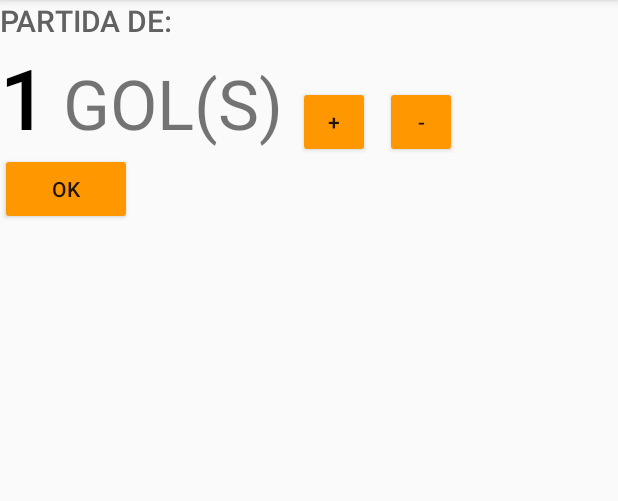
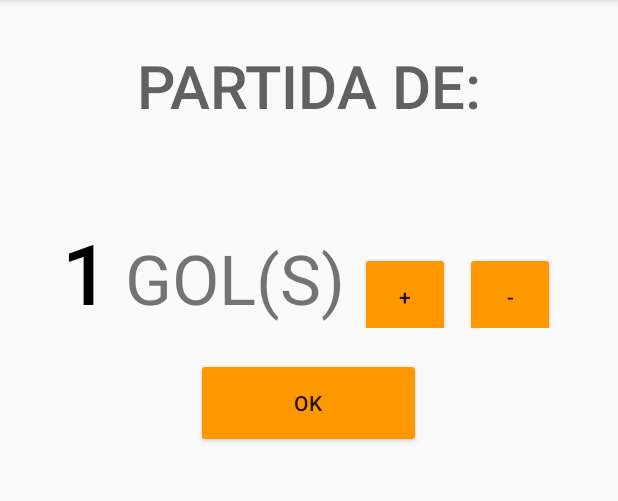
Before and after one commit to hugomaatheus/CourtCounter, an Android app: the SetFutActivity screen opened directly, with no data from a screen before it, on a phone screen of 412 x 824 dp, the part 84-585 px from its top. Run offline under Robolectric (Android 15) with nearby library versions, the phone set to English and light mode, and no system bars.

Commit message:
mais att

```diff
--- a/app/src/main/res/layout/activity_set_fut.xml
+++ b/app/src/main/res/layout/activity_set_fut.xml
@@ -1,6 +1,5 @@
 <?xml version="1.0" encoding="utf-8"?>
 <LinearLayout xmlns:android="http://schemas.android.com/apk/res/android"
-    xmlns:app="http://schemas.android.com/apk/res-auto"
     xmlns:tools="http://schemas.android.com/tools"
     android:layout_width="match_parent"
     android:layout_height="match_parent"
@@ -10,16 +9,20 @@
     <TextView
         android:layout_width="wrap_content"
         android:layout_height="wrap_content"
+        android:layout_gravity="center"
+        android:layout_marginTop="30dp"
         android:text="Partida de:"
         android:textAllCaps="true"
-        android:textSize="20dp"
+        android:textSize="40dp"
         android:textColor="#616161"
         android:fontFamily="sans-serif-medium"/>
 
     <LinearLayout
         android:layout_width="wrap_content"
         android:layout_height="wrap_content"
-        android:orientation="horizontal">
+        android:layout_gravity="center"
+        android:orientation="horizontal"
+        android:layout_marginTop="60dp">
 
         <TextView
             android:id="@+id/game_score"
@@ -39,22 +42,24 @@
             android:textSize="46sp"/>
 
         <Button
-            android:layout_width="48dp"
-            android:layout_height="48dp"
+            android:layout_width="60dp"
+            android:layout_height="60dp"
             android:layout_marginRight="10dp"
             android:text="+"
             android:onClick="scorePlusPlus"/>
 
         <Button
-            android:layout_width="48dp"
-            android:layout_height="48dp"
+            android:layout_width="60dp"
+            android:layout_height="60dp"
             android:text="-"
             android:onClick="scoreSubcract"/>
     </LinearLayout>
 
     <Button
-        android:layout_width="wrap_content"
-        android:layout_height="wrap_content"
+        android:layout_width="150dp"
+        android:layout_height="60dp"
+        android:layout_gravity="center"
+        android:layout_marginTop="20dp"
         android:text="OK"
         android:onClick="saveScoreGame"/>
 
```
Also changed, not shown: app/src/main/res/layout/activity_main.xml (+7 -9 lines).
